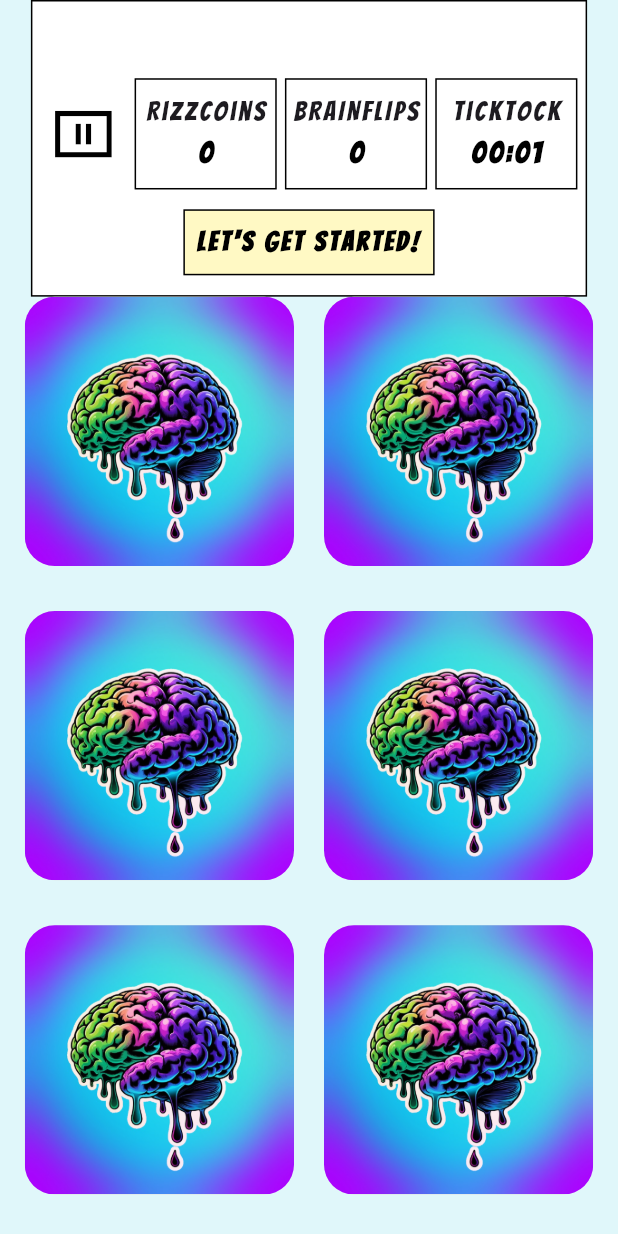
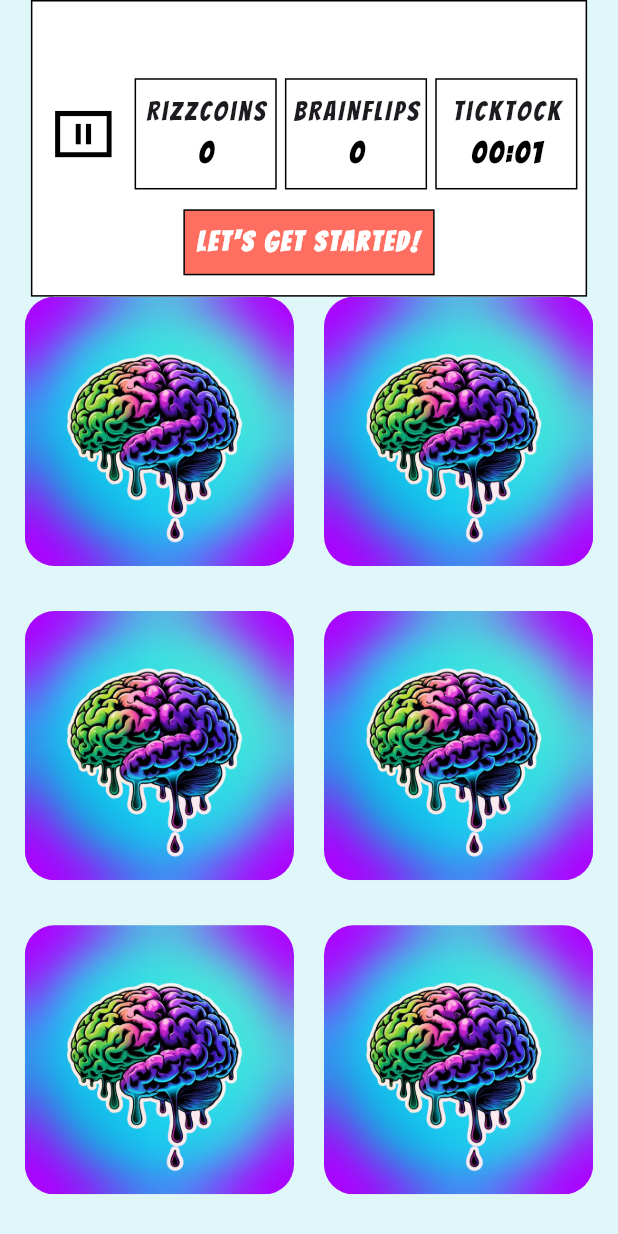
Before and after one commit to Raseelp/FLIP-N-RIZZZ, a Flutter app: the ThreeCrossTwo screen opened directly with empty values, on a phone screen of 412 x 824 dp. Run offline on Flutter 3.47's test engine with Material 3 defaults, Android fonts, the phone set to English and light mode, and no system bars.

Commit message:
Update threeCrossTwo.dart

```diff
--- a/lib/GamePages/threeCrossTwo.dart
+++ b/lib/GamePages/threeCrossTwo.dart
@@ -183,10 +183,11 @@ class _ThreeCrossTwoState extends State<ThreeCrossTwo> {
                   ),
                   Consumer<FlipMessageProvider>(
                     builder: (context, provider, child) {
-                      return Container(
+                      return isSuccess
+                          ? Container(
                               decoration: BoxDecoration(
                                   border: Border.all(),
-                            color: AppColors.pastelYellow,
+                                  color: AppColors.emeraldGreen,
                                   borderRadius: BorderRadius.circular(0)),
                               child: Padding(
                                 padding: const EdgeInsets.all(8.0),
@@ -196,6 +197,23 @@ class _ThreeCrossTwoState extends State<ThreeCrossTwo> {
                                   style: const TextStyle(
                                       fontSize: 18,
                                       color: Colors.black,
+                                      fontWeight: FontWeight.bold),
+                                ),
+                              ),
+                            )
+                          : Container(
+                              decoration: BoxDecoration(
+                                  border: Border.all(),
+                                  color: AppColors.primaryAccent,
+                                  borderRadius: BorderRadius.circular(0)),
+                              child: Padding(
+                                padding: const EdgeInsets.all(8.0),
+                                child: Text(
+                                  textAlign: TextAlign.center,
+                                  provider.message,
+                                  style: const TextStyle(
+                                      fontSize: 18,
+                                      color: Colors.white,
                                       fontWeight: FontWeight.bold),
                                 ),
                               ),
@@ -246,6 +264,7 @@ class _ThreeCrossTwoState extends State<ThreeCrossTwo> {
                                             _game.matchCheck[1].keys.first) {
                                       scores += 100;
                                       match++;
+                                      isSuccess = true;
                                       context
                                           .read<FlipMessageProvider>()
                                           .setSuccessMessage();
@@ -260,6 +279,7 @@ class _ThreeCrossTwoState extends State<ThreeCrossTwo> {
                                       setState(() {
                                         _isCardFlipping =
                                             true; // Prevent further taps
+                                        isSuccess = false;
                                         context
                                             .read<FlipMessageProvider>()
                                             .setFailureMessage();
```
Lines whose indentation alone changed are shown as unchanged.
